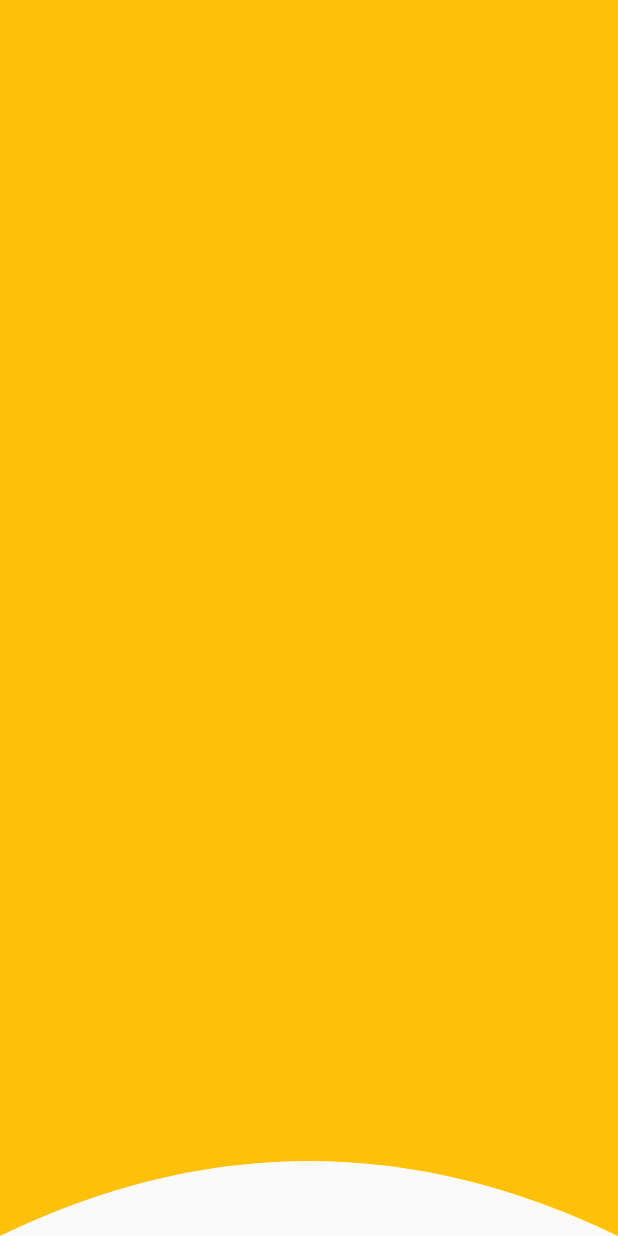
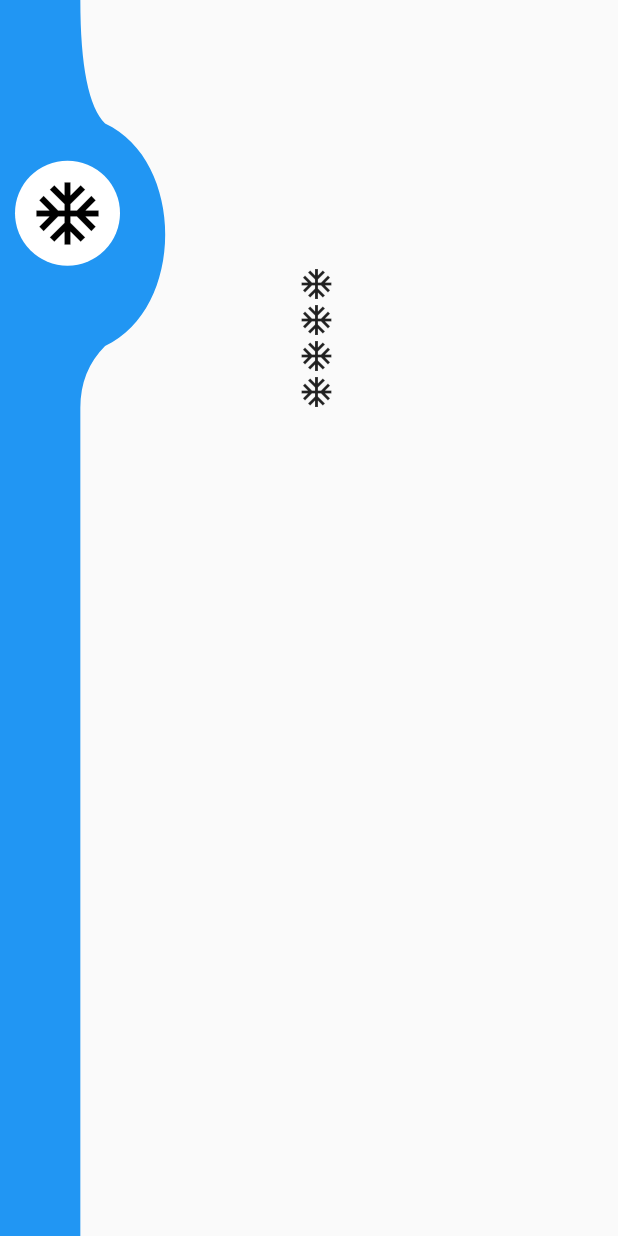
Before and after one commit to Arjupta/FlutterExamples, a Flutter app: the screen it shows after launch, on a phone screen of 412 x 824 dp. Run offline on Flutter 3.47's test engine with Material 2 defaults, Android fonts, the phone set to English and light mode, and no system bars; our stand-ins replace animated_text_kit, cloud_firestore, firebase_analytics, firebase_auth, firebase_core, flutter_spinkit and 5 more; accounts and stored records are empty.

Commit message:
Side Nav Custom Painter For Workshop App

```diff
--- a/clip_path/lib/main.dart
+++ b/clip_path/lib/main.dart
@@ -26,44 +26,77 @@ class ColumnRectangle extends StatefulWidget {
 class _ColumnRectangleState extends State<ColumnRectangle> {
   @override
   Widget build(BuildContext context) {
-    CustomClipper<Rect> clipper() {}
     return Scaffold(
       body: SafeArea(
-        child: Center(
-          child: ClipPath(
-            clipper: MyCustomClipper(),
-            child: Container(
-              decoration: BoxDecoration(
-                // borderRadius: BorderRadius.horizontal(
-                //     left: Radius.lerp(
-                //         Radius.circular(-10), Radius.circular(-10), 1.0),
-                //     right: Radius.circular(50)),
-                color: Colors.amber,
-              ),
+        child: Stack(
+          children: [
+            CustomPaint(
+              size: Size(
+                  double.infinity,
+                  double
+                      .infinity), //You can Replace this with your desired WIDTH and HEIGHT
+              painter: SideNavPainter(),
             ),
-          ),
+            Container(
+                margin: EdgeInsets.only(
+                    top: MediaQuery.of(context).size.height * 0.13, left: 10),
+                child: Column(
+                  crossAxisAlignment: CrossAxisAlignment.start,
+                  children: [
+                    CircleAvatar(
+                      backgroundColor: Colors.white,
+                      radius: 35,
+                      child: Icon(
+                        Icons.ac_unit,
+                        size: 50,
+                        color: Colors.black,
+                      ),
+                    ),
+                    Expanded(
+                      child: ListView.builder(
+                        itemBuilder: (context, index) {
+                          return Icon(Icons.ac_unit_outlined);
+                        },
+                        itemCount: 4,
+                      ),
+                    )
+                  ],
+                ))
+          ],
         ),
       ),
     );
   }
 }
 
-class MyCustomClipper extends CustomClipper<Path> {
+class SideNavPainter extends CustomPainter {
   @override
-  Path getClip(Size size) {
-    double width = size.width;
-    double height = size.height;
-    final path = Path();
-    path.lineTo(0.0, size.height);
+  void paint(Canvas canvas, Size size) {
+    Paint paint = new Paint()
+      ..color = Color.fromARGB(255, 33, 150, 243)
+      ..style = PaintingStyle.fill
+      ..strokeWidth = 1;
+    double barWidth = size.width * 0.13;
+    double curveWidth = size.width * 0.30;
+    double bezierWidth = size.width * 0.17;
+    double curveHeight = size.height * 0.19;
+    Path path = Path();
+    path.lineTo(0, size.height);
+    path.lineTo(barWidth, size.height);
+    path.lineTo(barWidth, size.height * 0.33);
     path.quadraticBezierTo(
-        size.width / 2, size.height - 100, size.width, size.height);
-    path.lineTo(size.width, 0.0);
+        barWidth, size.height * 0.30, bezierWidth, size.height * 0.28);
+    path.cubicTo(curveWidth, size.height * 0.25, curveWidth, size.height * 0.13,
+        bezierWidth, size.height * 0.10);
+    path.quadraticBezierTo(barWidth, size.height * 0.08, barWidth, 0);
+    path.lineTo(barWidth, 0);
     path.close();
-    return path;
+
+    canvas.drawPath(path, paint);
   }
 
   @override
-  bool shouldReclip(CustomClipper oldClipper) {
-    return false;
+  bool shouldRepaint(covariant CustomPainter oldDelegate) {
+    return true;
   }
 }
```
